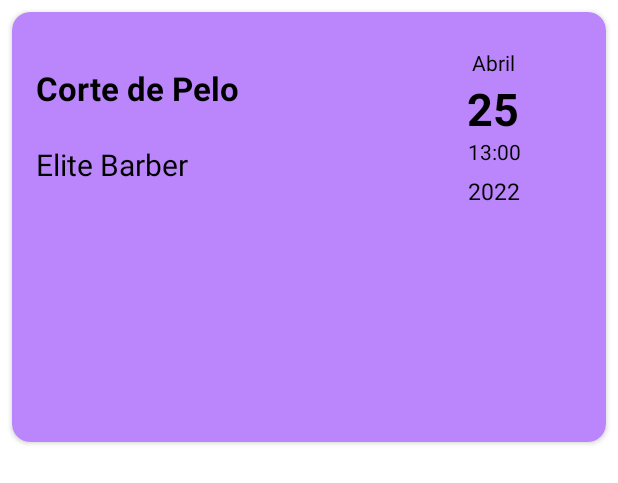
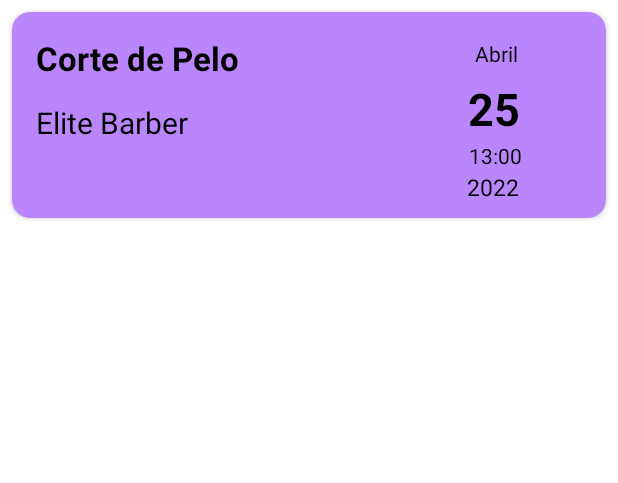
Before and after one commit to BorjaMontoro/ProyectoFinalApp, an Android app: the layout item_dates_completed.xml on its own in the app's theme, with its tools: preview values and no code run, on a phone screen of 412 x 824 dp. Shown: the top 483 px of the screen. Run offline under Robolectric (Android 15) with nearby library versions, the phone set to English and light mode, and no system bars.

Commit message:
Cambios visuales para arreglar si los datos son extensos

```diff
--- a/app/src/main/res/layout/activity_reservar.xml
+++ b/app/src/main/res/layout/activity_reservar.xml
@@ -72,7 +72,7 @@
         <TextView
             android:id="@+id/nombre_servicio_text_view"
             android:layout_width="210dp"
-            android:layout_height="30dp"
+            android:layout_height="wrap_content"
             android:text="Corte"
             android:textAppearance="?android:attr/textAppearanceLarge"
             android:textSize="20sp"
--- a/app/src/main/res/layout/item_dates_completed.xml
+++ b/app/src/main/res/layout/item_dates_completed.xml
@@ -3,94 +3,118 @@
     xmlns:app="http://schemas.android.com/apk/res-auto"
     xmlns:tools="http://schemas.android.com/tools"
     android:layout_width="match_parent"
-    android:layout_height="430px"
+    android:layout_height="wrap_content"
     android:layout_margin="8dp"
-    app:cardCornerRadius="12dp"
-    app:cardBackgroundColor="@color/purple_200">
+    app:cardBackgroundColor="@color/purple_200"
+    app:cardCornerRadius="12dp">
 
 
     <androidx.constraintlayout.widget.ConstraintLayout
         android:layout_width="match_parent"
-        android:layout_height="430px">
+        android:layout_height="wrap_content">
 
         <TextView
             android:id="@+id/service_name_text_view"
-            android:layout_width="wrap_content"
+            android:layout_width="220dp"
             android:layout_height="wrap_content"
-            android:layout_marginStart="16dp"
-            android:layout_marginTop="36dp"
             android:text="Corte de Pelo"
             android:textColor="@color/black"
             android:textSize="22sp"
             android:textStyle="bold"
+            app:layout_constraintBottom_toBottomOf="parent"
+            app:layout_constraintEnd_toEndOf="parent"
+            app:layout_constraintHorizontal_bias="0.091"
             app:layout_constraintStart_toStartOf="parent"
-            app:layout_constraintTop_toTopOf="parent" />
+            app:layout_constraintTop_toTopOf="parent"
+            app:layout_constraintVertical_bias="0.146" />
 
         <TextView
             android:id="@+id/company_name_text_view"
-            android:layout_width="wrap_content"
+            android:layout_width="220dp"
             android:layout_height="wrap_content"
-            android:layout_marginStart="16dp"
-            android:layout_marginTop="80dp"
-            android:paddingTop="8dp"
             android:text="Elite Barber"
             android:textColor="@color/black"
             android:textSize="20sp"
+            app:layout_constraintBottom_toBottomOf="parent"
+            app:layout_constraintEnd_toEndOf="parent"
+            app:layout_constraintHorizontal_bias="0.091"
             app:layout_constraintStart_toStartOf="parent"
-            app:layout_constraintTop_toTopOf="parent" />
+            app:layout_constraintTop_toBottomOf="@+id/service_name_text_view"
+            app:layout_constraintVertical_bias="0.23" />
 
         <TextView
             android:id="@+id/month_text_view"
             android:layout_width="95dp"
             android:layout_height="28dp"
-            android:layout_marginTop="16dp"
-            android:layout_marginEnd="27dp"
-            android:paddingTop="8dp"
+            android:gravity="center"
             android:text="Abril"
-            android:textAlignment="center"
             android:textColor="@color/black"
             android:textSize="14sp"
+            app:layout_constraintBottom_toBottomOf="parent"
             app:layout_constraintEnd_toEndOf="parent"
-            app:layout_constraintTop_toTopOf="parent" />
+            app:layout_constraintHorizontal_bias="0.916"
+            app:layout_constraintStart_toStartOf="parent"
+            app:layout_constraintTop_toTopOf="parent"
+            app:layout_constraintVertical_bias="0.13" />
 
         <TextView
             android:id="@+id/day_text_view"
             android:layout_width="62dp"
             android:layout_height="34dp"
-            android:layout_marginEnd="44dp"
             android:text="25"
             android:textAlignment="center"
             android:textColor="@color/black"
             android:textSize="30sp"
             android:textStyle="bold"
+            app:layout_constraintBottom_toBottomOf="parent"
             app:layout_constraintEnd_toEndOf="parent"
-            app:layout_constraintTop_toBottomOf="@+id/month_text_view" />
+            app:layout_constraintHorizontal_bias="0.87"
+            app:layout_constraintStart_toStartOf="parent"
+            app:layout_constraintTop_toBottomOf="@+id/month_text_view"
+            app:layout_constraintVertical_bias="0.033" />
 
         <TextView
             android:id="@+id/time_text_view"
             android:layout_width="78dp"
             android:layout_height="20dp"
-            android:layout_marginTop="5dp"
-            android:layout_marginEnd="35dp"
             android:text="13:00"
             android:textAlignment="center"
             android:textColor="@color/black"
             android:textSize="14sp"
+            app:layout_constraintBottom_toBottomOf="parent"
             app:layout_constraintEnd_toEndOf="parent"
-            app:layout_constraintTop_toBottomOf="@+id/day_text_view" />
+            app:layout_constraintHorizontal_bias="0.892"
+            app:layout_constraintStart_toStartOf="parent"
+            app:layout_constraintTop_toBottomOf="@+id/day_text_view"
+            app:layout_constraintVertical_bias="0.194" />
 
         <TextView
             android:id="@+id/year_text_view"
             android:layout_width="wrap_content"
             android:layout_height="wrap_content"
-            android:layout_marginTop="5dp"
-            android:layout_marginEnd="57dp"
             android:text="2022"
             android:textAlignment="center"
             android:textColor="@color/black"
             android:textSize="15sp"
+            app:layout_constraintBottom_toBottomOf="parent"
             app:layout_constraintEnd_toEndOf="parent"
-            app:layout_constraintTop_toBottomOf="@+id/time_text_view" />
+            app:layout_constraintHorizontal_bias="0.839"
+            app:layout_constraintStart_toStartOf="parent"
+            app:layout_constraintTop_toBottomOf="@+id/time_text_view"
+            app:layout_constraintVertical_bias="0.0" />
+
+
+        <TextView
+            android:id="@+id/textView20"
+            android:layout_width="wrap_content"
+            android:layout_height="50dp"
+            android:textSize="16sp"
+            app:layout_constraintBottom_toBottomOf="parent"
+            app:layout_constraintEnd_toEndOf="parent"
+            app:layout_constraintHorizontal_bias="0.137"
+            app:layout_constraintStart_toStartOf="parent"
+            app:layout_constraintTop_toBottomOf="@+id/company_name_text_view"
+            app:layout_constraintVertical_bias="1.0" />
     </androidx.constraintlayout.widget.ConstraintLayout>
 
 </androidx.cardview.widget.CardView>
```
Also changed, not shown: app/src/main/res/layout/item_dates_company.xml (+27 -14 lines), app/src/main/res/layout/item_dates_pending.xml (+54 -29 lines), app/src/main/res/layout/item_servicio.xml (+5 -4 lines).
